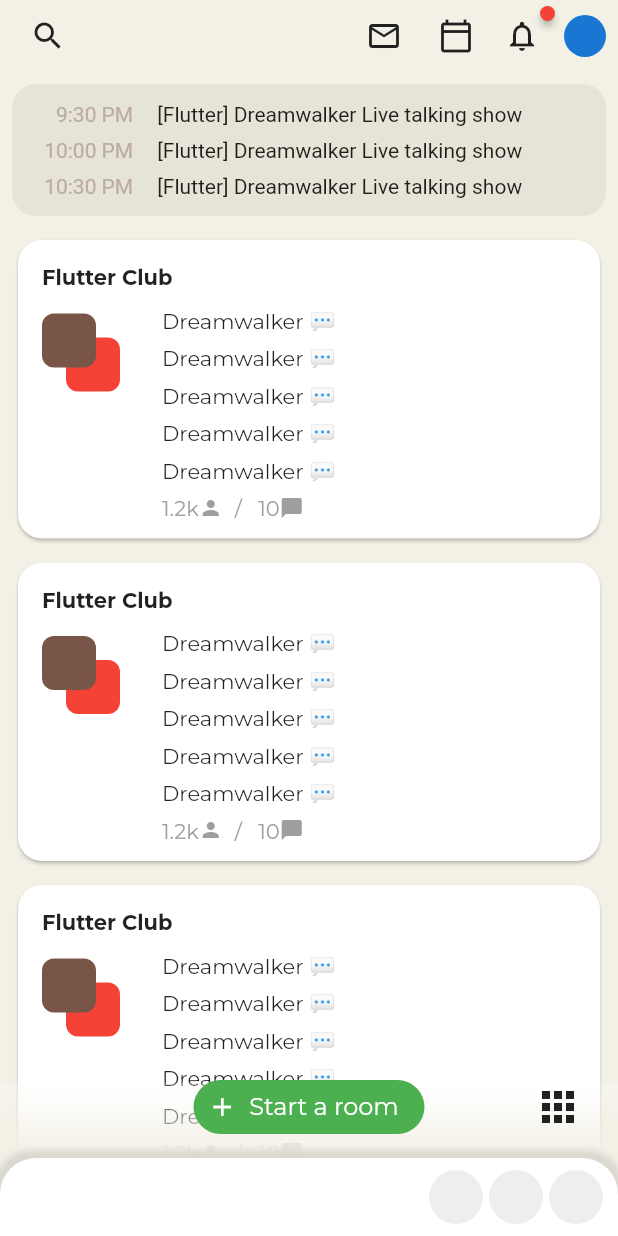
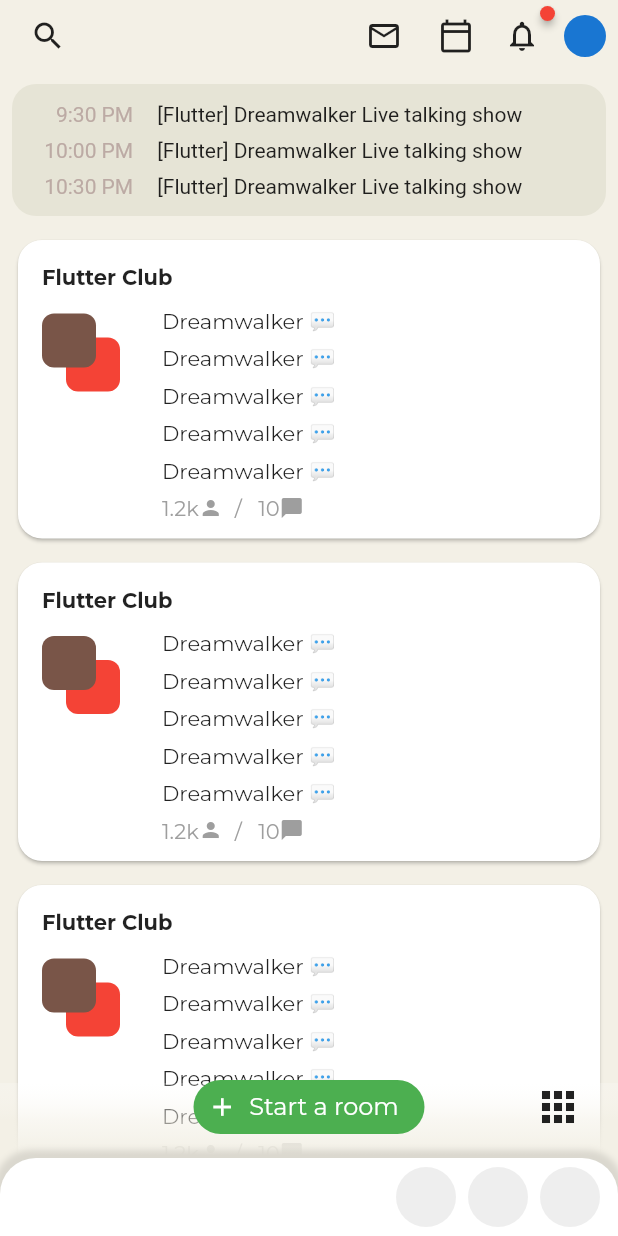
Before and after one commit to JAICHANGPARK/flutter_notebook_11th_story, a Flutter app: the screen it shows after launch, on a phone screen of 412 x 824 dp. Run offline on Flutter 3.47's test engine with Material 2 defaults, Android fonts, the phone set to English and light mode, and no system bars; drawn by our look-alikes of badges, flutter_inner_drawer; our stand-ins replace backdrop, google_fonts.

Commit message:
Update clubhouse_home_page.dart

```diff
--- a/lib/ep701_clubhouse/ui/clubhouse_home_page.dart
+++ b/lib/ep701_clubhouse/ui/clubhouse_home_page.dart
@@ -529,19 +529,19 @@ class _ClubhouseHomePageState extends State<ClubhouseHomePage> {
                 children: [
                   Expanded(child: Stack()),
                   Padding(
-                    padding: EdgeInsets.symmetric(vertical: 8),
+                    padding: EdgeInsets.symmetric(horizontal: 4),
                     child: CircleAvatar(
                       backgroundColor: Colors.grey[200],
                     ),
                   ),
                   Padding(
-                    padding: EdgeInsets.symmetric(vertical: 8),
+                    padding: EdgeInsets.symmetric(horizontal: 4),
                     child: CircleAvatar(
                       backgroundColor: Colors.grey[200],
                     ),
                   ),
                   Padding(
-                    padding: EdgeInsets.symmetric(vertical: 8),
+                    padding: EdgeInsets.symmetric(horizontal: 4),
                     child: CircleAvatar(
                       backgroundColor: Colors.grey[200],
                     ),
```
